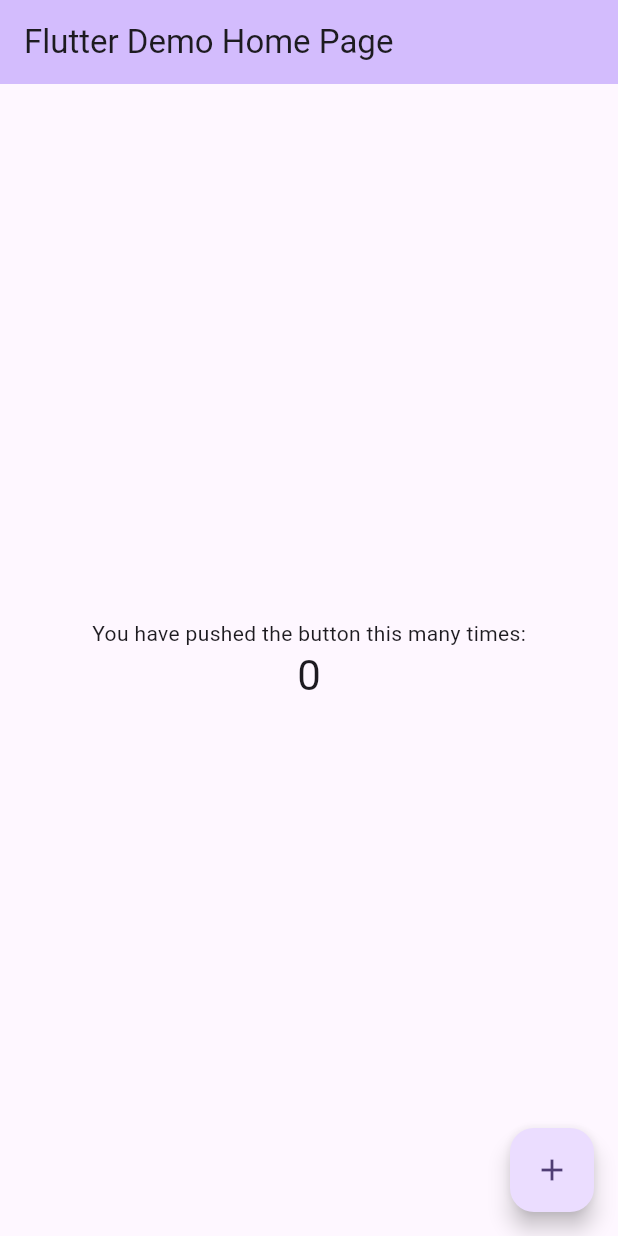
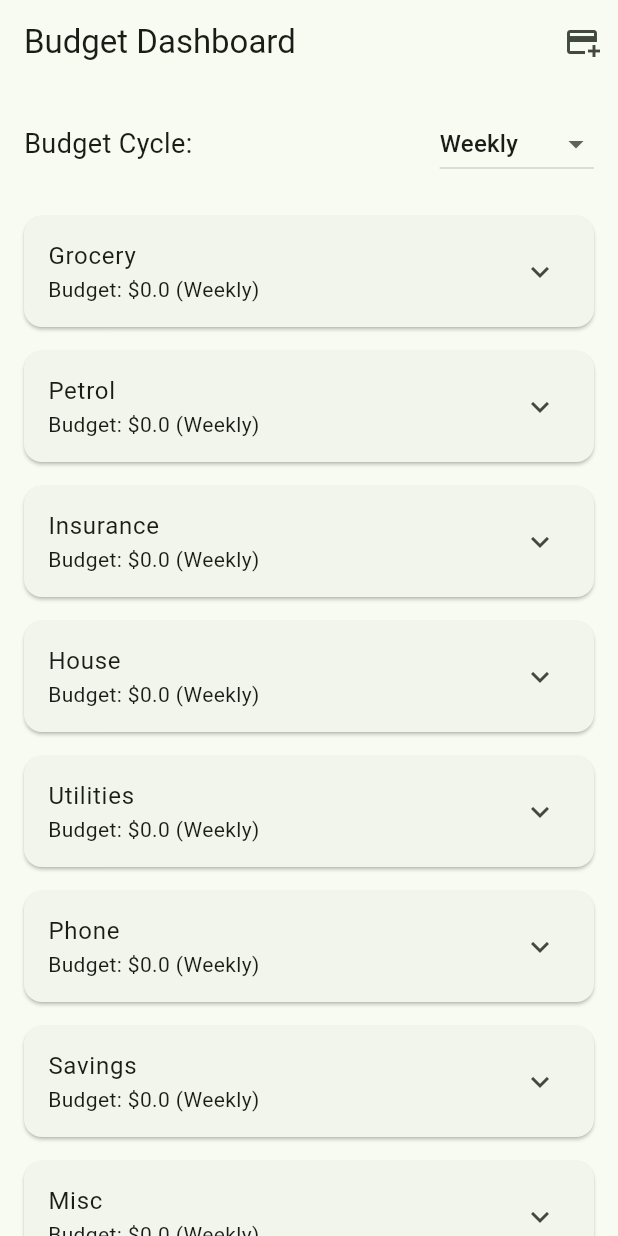
Before and after one commit to monmonja/budget-app, a Flutter app: the screen it shows after launch, on a phone screen of 412 x 824 dp. Run offline on Flutter 3.47's test engine with Material 3 defaults, Android fonts, the phone set to English and light mode, and no system bars; missing offline and left inert: google_mlkit_entity_extraction.

Commit message:
Implement dashboard and ML Kit transaction parsing
- Create data models for BudgetCategory and Transaction
- Create App Constants with default categories
- Implement EntityExtractionService using google_mlkit_entity_extraction
- Create DashboardScreen and TransactionParseScreen
- Hook up UI to Main App
- Add basic widget and unit tests

Co-authored-by: monmonja <4511697+monmonja@users.noreply.github.com>

```diff
--- /dev/null
+++ b/lib/constants.dart
@@ -0,0 +1,15 @@
+import 'package:budget_app/models/budget_category.dart';
+
+final List<BudgetCategory> initialCategories = [
+  BudgetCategory(name: 'Grocery'),
+  BudgetCategory(name: 'Petrol'),
+  BudgetCategory(name: 'Insurance'),
+  BudgetCategory(name: 'House'),
+  BudgetCategory(
+    name: 'Utilities',
+    subCategories: ['Electricity', 'Water', 'Internet', 'Mobile'],
+  ),
+  BudgetCategory(name: 'Phone'),
+  BudgetCategory(name: 'Savings'),
+  BudgetCategory(name: 'Misc'),
+];
--- a/lib/main.dart
+++ b/lib/main.dart
@@ -1,122 +1,22 @@
 import 'package:flutter/material.dart';
+import 'screens/dashboard_screen.dart';
 
 void main() {
-  runApp(const MyApp());
+  runApp(const BudgetApp());
 }
 
-class MyApp extends StatelessWidget {
-  const MyApp({super.key});
+class BudgetApp extends StatelessWidget {
+  const BudgetApp({super.key});
 
-  // This widget is the root of your application.
   @override
   Widget build(BuildContext context) {
     return MaterialApp(
-      title: 'Flutter Demo',
+      title: 'Budget App',
       theme: ThemeData(
-        // This is the theme of your application.
-        //
-        // TRY THIS: Try running your application with "flutter run". You'll see
-        // the application has a purple toolbar. Then, without quitting the app,
-        // try changing the seedColor in the colorScheme below to Colors.green
-        // and then invoke "hot reload" (save your changes or press the "hot
-        // reload" button in a Flutter-supported IDE, or press "r" if you used
-        // the command line to start the app).
-        //
-        // Notice that the counter didn't reset back to zero; the application
-        // state is not lost during the reload. To reset the state, use hot
-        // restart instead.
-        //
-        // This works for code too, not just values: Most code changes can be
-        // tested with just a hot reload.
-        colorScheme: .fromSeed(seedColor: Colors.deepPurple),
+        colorScheme: ColorScheme.fromSeed(seedColor: Colors.green),
+        useMaterial3: true,
       ),
-      home: const MyHomePage(title: 'Flutter Demo Home Page'),
+      home: const DashboardScreen(),
     );
   }
 }
-
-class MyHomePage extends StatefulWidget {
-  const MyHomePage({super.key, required this.title});
-
-  // This widget is the home page of your application. It is stateful, meaning
-  // that it has a State object (defined below) that contains fields that affect
-  // how it looks.
-
-  // This class is the configuration for the state. It holds the values (in this
-  // case the title) provided by the parent (in this case the App widget) and
-  // used by the build method of the State. Fields in a Widget subclass are
-  // always marked "final".
-
-  final String title;
-
-  @override
-  State<MyHomePage> createState() => _MyHomePageState();
-}
-
-class _MyHomePageState extends State<MyHomePage> {
-  int _counter = 0;
-
-  void _incrementCounter() {
-    setState(() {
-      // This call to setState tells the Flutter framework that something has
-      // changed in this State, which causes it to rerun the build method below
-      // so that the display can reflect the updated values. If we changed
-      // _counter without calling setState(), then the build method would not be
-      // called again, and so nothing would appear to happen.
-      _counter++;
-    });
-  }
-
-  @override
-  Widget build(BuildContext context) {
-    // This method is rerun every time setState is called, for instance as done
-    // by the _incrementCounter method above.
-    //
-    // The Flutter framework has been optimized to make rerunning build methods
-    // fast, so that you can just rebuild anything that needs updating rather
-    // than having to individually change instances of widgets.
-    return Scaffold(
-      appBar: AppBar(
-        // TRY THIS: Try changing the color here to a specific color (to
-        // Colors.amber, perhaps?) and trigger a hot reload to see the AppBar
-        // change color while the other colors stay the same.
-        backgroundColor: Theme.of(context).colorScheme.inversePrimary,
-        // Here we take the value from the MyHomePage object that was created by
-        // the App.build method, and use it to set our appbar title.
-        title: Text(widget.title),
-      ),
-      body: Center(
-        // Center is a layout widget. It takes a single child and positions it
-        // in the middle of the parent.
-        child: Column(
-          // Column is also a layout widget. It takes a list of children and
-          // arranges them vertically. By default, it sizes itself to fit its
-          // children horizontally, and tries to be as tall as its parent.
-          //
-          // Column has various properties to control how it sizes itself and
-          // how it positions its children. Here we use mainAxisAlignment to
-          // center the children vertically; the main axis here is the vertical
-          // axis because Columns are vertical (the cross axis would be
-          // horizontal).
-          //
-          // TRY THIS: Invoke "debug painting" (choose the "Toggle Debug Paint"
-          // action in the IDE, or press "p" in the console), to see the
-          // wireframe for each widget.
-          mainAxisAlignment: .center,
-          children: [
-            const Text('You have pushed the button this many times:'),
-            Text(
-              '$_counter',
-              style: Theme.of(context).textTheme.headlineMedium,
-            ),
-          ],
-        ),
-      ),
-      floatingActionButton: FloatingActionButton(
-        onPressed: _incrementCounter,
-        tooltip: 'Increment',
-        child: const Icon(Icons.add),
-      ),
-    );
-  }
-}
--- /dev/null
+++ b/lib/models/transaction.dart
@@ -0,0 +1,25 @@
+class Transaction {
+  final DateTime? date;
+  final double? amount;
+  final String rawText;
+  final String? inferredCategory;
+  final String? inferredSubCategory;
+
+  Transaction({
+    this.date,
+    this.amount,
+    required this.rawText,
+    this.inferredCategory,
+    this.inferredSubCategory,
+  });
+
+  Map<String, dynamic> toJson() {
+    return {
+      'date': date?.toIso8601String(),
+      'amount': amount,
+      'rawText': rawText,
+      'inferredCategory': inferredCategory,
+      'inferredSubCategory': inferredSubCategory,
+    };
+  }
+}
--- /dev/null
+++ b/lib/screens/dashboard_screen.dart
@@ -0,0 +1,88 @@
+import 'package:flutter/material.dart';
+import '../constants.dart';
+import 'transaction_parse_screen.dart';
+
+class DashboardScreen extends StatefulWidget {
+  const DashboardScreen({super.key});
+
+  @override
+  State<DashboardScreen> createState() => _DashboardScreenState();
+}
+
+class _DashboardScreenState extends State<DashboardScreen> {
+  String _budgetCycle = 'Weekly'; // Weekly or Fortnightly
+
+  @override
+  Widget build(BuildContext context) {
+    return Scaffold(
+      appBar: AppBar(
+        title: const Text('Budget Dashboard'),
+        actions: [
+          IconButton(
+            icon: const Icon(Icons.add_card),
+            tooltip: 'Parse Transaction',
+            onPressed: () {
+              Navigator.push(
+                context,
+                MaterialPageRoute(
+                  builder: (context) => const TransactionParseScreen(),
+                ),
+              );
+            },
+          )
+        ],
+      ),
+      body: Column(
+        children: [
+          Padding(
+            padding: const EdgeInsets.all(16.0),
+            child: Row(
+              mainAxisAlignment: MainAxisAlignment.spaceBetween,
+              children: [
+                const Text('Budget Cycle: ', style: TextStyle(fontSize: 18)),
+                DropdownButton<String>(
+                  value: _budgetCycle,
+                  items: <String>['Weekly', 'Fortnightly'].map((String value) {
+                    return DropdownMenuItem<String>(
+                      value: value,
+                      child: Text(value),
+                    );
+                  }).toList(),
+                  onChanged: (String? newValue) {
+                    setState(() {
+                      if (newValue != null) {
+                        _budgetCycle = newValue;
+                        // In a real app we'd update all budget items
+                      }
+                    });
+                  },
+                ),
+              ],
+            ),
+          ),
+          Expanded(
+            child: ListView.builder(
+              itemCount: initialCategories.length,
+              itemBuilder: (context, index) {
+                final category = initialCategories[index];
+                return Card(
+                  margin: const EdgeInsets.symmetric(horizontal: 16, vertical: 8),
+                  child: ExpansionTile(
+                    title: Text(category.name),
+                    subtitle: Text('Budget: \$${category.budgetAmount} ($_budgetCycle)'),
+                    children: category.subCategories.isEmpty
+                        ? [const Padding(padding: EdgeInsets.all(8.0), child: Text("No sub-categories"))]
+                        : category.subCategories.map((sub) => ListTile(
+                              title: Text(sub),
+                              dense: true,
+                            )).toList(),
+                  ),
+                );
+              },
+            ),
+          ),
+        ],
+      ),
+    );
+  }
+}
--- a/pubspec.yaml
+++ b/pubspec.yaml
@@ -19,7 +19,7 @@ publish_to: 'none' # Remove this line if you wish to publish to pub.dev
 version: 1.0.0+1
 
 environment:
-  sdk: ^3.11.1
+  sdk: '>=3.4.0 <4.0.0'
 
 # Dependencies specify other packages that your package needs in order to work.
 # To automatically upgrade your package dependencies to the latest versions
@@ -34,6 +34,7 @@ dependencies:
   # The following adds the Cupertino Icons font to your application.
   # Use with the CupertinoIcons class for iOS style icons.
   cupertino_icons: ^1.0.8
+  google_mlkit_entity_extraction: ^0.15.3
 
 dev_dependencies:
   flutter_test:
```
Also changed, not shown: lib/models/budget_category.dart (added, +22 -0 lines), lib/screens/transaction_parse_screen.dart (added, +109 -0 lines), lib/services/entity_extraction_service.dart (added, +66 -0 lines), pubspec.lock, 2 other files.
